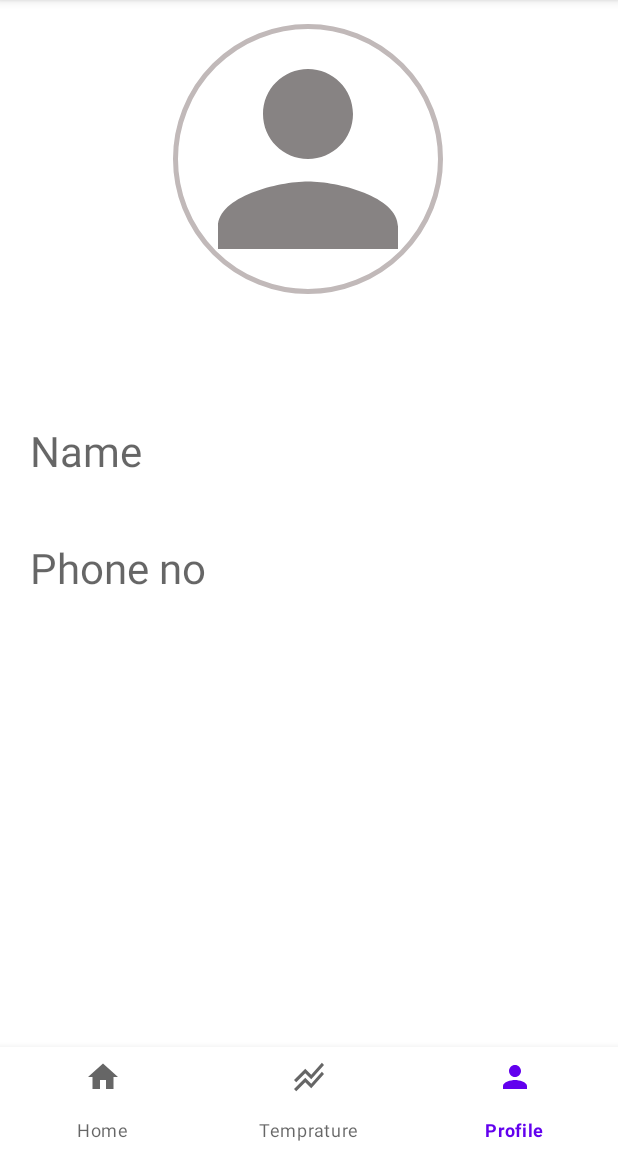
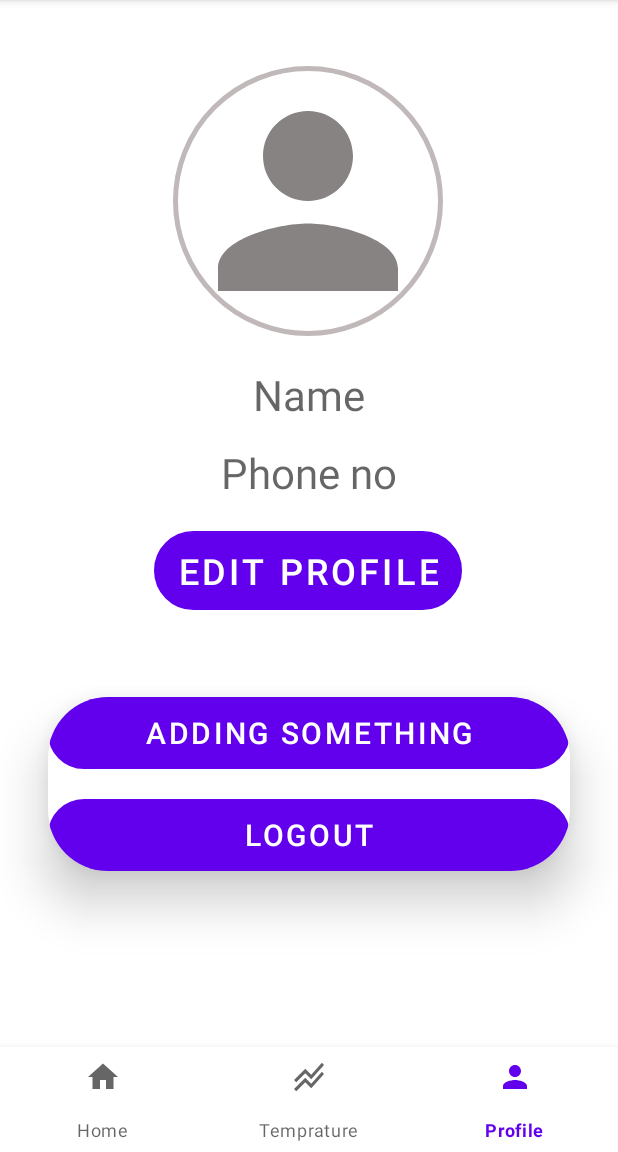
Before and after one commit to hiabhi-cpu/AKP-Foundries, an Android app: the ProfileActivity screen opened directly, with no data from a screen before it, on a phone screen of 412 x 824 dp, the part 84-1236 px from its top. Run offline under Robolectric (Android 15) with nearby library versions, the phone set to English and light mode, and no system bars; our stand-ins replace Firebase (no records; nobody signed in at launch, a user with empty details on screens opened directly); libraries missing offline, so code that uses them is left out: com.theartofdev.edmodo; pictures from the network do not load.

Commit message:
finished initial project

```diff
--- a/app/src/main/java/com/example/akpfoundaries/LoginActivity.java
+++ b/app/src/main/java/com/example/akpfoundaries/LoginActivity.java
@@ -85,18 +85,15 @@ public class LoginActivity extends AppCompatActivity {
                         return false;
                     }
                 });
-
         System.out.println("Setting content     ......................................................................................................................................");
         setContentView(R.layout.activity_login);
         if(getSupportActionBar() != null){
             getSupportActionBar().hide();
         }
-
         final EditText mobile = findViewById(R.id.login_mobile_number);
         final EditText password = findViewById(R.id.login_password);
         final TextView register = findViewById(R.id.login_register_now_btn);
         final Button login = findViewById(R.id.login_submit_btn);
-
         login.setOnClickListener(v -> {
             final String mobileTxt = mobile.getText().toString();
             final String passwordTxt = password.getText().toString();
@@ -107,7 +104,6 @@ public class LoginActivity extends AppCompatActivity {
                 checkUser(mobileTxt,passwordTxt);
             }
         });
-
         register.setOnClickListener(v -> {
             startActivity(new Intent(LoginActivity.this,RegisterActivity.class));
             finish();
@@ -139,7 +135,6 @@ public class LoginActivity extends AppCompatActivity {
                     Toast.makeText(LoginActivity.this, "user not registered", Toast.LENGTH_SHORT).show();
                 }
             }
-
             @Override
             public void onCancelled(@NonNull DatabaseError error) {
 
@@ -147,7 +142,6 @@ public class LoginActivity extends AppCompatActivity {
         });
 
     }
-
     public void dismiss(){
         new Handler().postDelayed(new Runnable() {
             @Override
--- a/app/src/main/java/com/example/akpfoundaries/ProfileActivity.java
+++ b/app/src/main/java/com/example/akpfoundaries/ProfileActivity.java
@@ -3,6 +3,7 @@ package com.example.akpfoundaries;
 import androidx.annotation.NonNull;
 import androidx.annotation.Nullable;
 import androidx.appcompat.app.AppCompatActivity;
+import androidx.fragment.app.Fragment;
 
 import android.content.ContentResolver;
 import android.content.Intent;
@@ -35,15 +36,8 @@ import com.google.firebase.storage.UploadTask;
 import com.theartofdev.edmodo.cropper.CropImage;
 
 public class ProfileActivity extends AppCompatActivity implements NavigationBarView.OnItemSelectedListener{
-
-    ImageView profileImageView;
-    TextView profileNameTextView;
-    TextView profilePhoneTextView;
-    ProgressBar profileProgressBar;
-
-    private Uri profileImageUri;
-
-    private String userMobile;
+    String profileImageUri1;
+    String userMobile;
 
     DatabaseReference databaseReference = FirebaseDatabase.getInstance().getReferenceFromUrl("https://akp-foundaries-default-rtdb.firebaseio.com/").child("users");
 
@@ -53,25 +47,15 @@ public class ProfileActivity extends AppCompatActivity implements NavigationBarV
     @Override
     protected void onCreate(Bundle savedInstanceState) {
         super.onCreate(savedInstanceState);
+        sharedPreferences = getSharedPreferences("AKPSharedPreferenceFile",MODE_PRIVATE);
+        userMobile = sharedPreferences.getString("LOGIN_NUMBER","");
+        loadProfileImageUri();
         setContentView(R.layout.activity_profile);
-
-        profileImageView = findViewById(R.id.profile_imageview);
-        addProfileImage();
         BottomNavigationView BottomNavigation = findViewById(R.id.bottom_navigation);
         BottomNavigation.setOnItemSelectedListener(this);
         BottomNavigation.setSelectedItemId(R.id.bottom_profile);
-        profileNameTextView = findViewById(R.id.profile_name_textview);
-        profilePhoneTextView = findViewById(R.id.profile_phone_textview);
-        profileProgressBar = findViewById(R.id.profile_progressBar);
-        profileProgressBar.setVisibility(View.INVISIBLE);
-        sharedPreferences = getSharedPreferences("AKPSharedPreferenceFile",MODE_PRIVATE);
-        userMobile = sharedPreferences.getString("LOGIN_NUMBER","");
-        addDataToProfile();
     }
 
-    public void onClickImage(View view) {
-        CropImage.activity().start(ProfileActivity.this);
-    }
 
     @Override
     public boolean onNavigationItemSelected(@NonNull MenuItem item) {
@@ -93,57 +77,31 @@ public class ProfileActivity extends AppCompatActivity implements NavigationBarV
     }
 
 
-    public void addProfileImage(){
-        profileImageView.setImageResource(R.drawable.profile_person_icon);
-        final String[] profileUri = new String[1];
+    public void loadProfileImageUri(){
         databaseReference.child(userMobile).addValueEventListener(new ValueEventListener() {
             @Override
             public void onDataChange(@NonNull DataSnapshot snapshot) {
                 if(snapshot.hasChild("profileImageUri")){
-                    profileUri[0] = snapshot.child("profileImageUri").getValue(String.class);
-                    Glide.with(getApplicationContext()).load(profileUri[0]).circleCrop().transition(DrawableTransitionOptions.withCrossFade()).into(profileImageView);
+                    profileImageUri1 = snapshot.child("profileImageUri").getValue(String.class);
+                    if(getSupportFragmentManager().findFragmentById(R.id.fragment_container) instanceof ProfileInfoFragment){
+                        ProfileInfoFragment fragment = (ProfileInfoFragment) getSupportFragmentManager().findFragmentById(R.id.fragment_container);
+                        Glide.with(getApplicationContext()).load(profileImageUri1).circleCrop().transition(DrawableTransitionOptions.withCrossFade()).into(fragment.profileImageView);
+                    }
+                    else{
+                        ProfileEditFragment fragment = (ProfileEditFragment) getSupportFragmentManager().findFragmentById(R.id.fragment_container);
+                        Glide.with(getApplicationContext()).load(profileImageUri1).circleCrop().transition(DrawableTransitionOptions.withCrossFade()).into(fragment.profileImageView);
+                    }
                 }
             }
+
+
+
             @Override
             public void onCancelled(@NonNull DatabaseError error) {
 
             }
         });
     }
-    private void addDataToProfile(){
-        profileNameTextView.setText(sharedPreferences.getString("name",""));
-        profilePhoneTextView.setText(userMobile);
-    }
-    @Override
-    protected void onActivityResult(int requestCode, int resultCode, @Nullable Intent data) {
-        super.onActivityResult(requestCode, resultCode, data);
-        if(requestCode==CropImage.CROP_IMAGE_ACTIVITY_REQUEST_CODE){
-            CropImage.ActivityResult result=CropImage.getActivityResult(data);
 
-            if(resultCode==RESULT_OK){
-                profileImageUri=result.getUri();
-                Glide.with(this).load(profileImageUri).circleCrop().into(profileImageView);
-                uploadToFirebase(profileImageUri);
-            }
-            else if(resultCode==CropImage.CROP_IMAGE_ACTIVITY_RESULT_ERROR_CODE){
-                Exception e=result.getError();
-                Toast.makeText(this, e.toString(), Toast.LENGTH_SHORT).show();
-            }
-        }
-    }
 
-    private void uploadToFirebase(Uri imageuri){
-        StorageReference ref = storageReference.child(userMobile);
-        ref.putFile(imageuri).addOnSuccessListener(taskSnapshot -> {
-            ref.getDownloadUrl().addOnSuccessListener(uri ->
-                    databaseReference.child("users").child(userMobile).child("profileImageUri").setValue(uri.toString()));
-                    Toast.makeText(this, "Profile Image updated sucessfully", Toast.LENGTH_SHORT).show();
-                    profileProgressBar.setVisibility(View.INVISIBLE);
-        }).addOnProgressListener(snapshot -> {
-            profileProgressBar.setVisibility(View.VISIBLE);
-        }).addOnFailureListener(e -> {
-            profileProgressBar.setVisibility(View.INVISIBLE);
-            Toast.makeText(this, "Profile Image updating failed", Toast.LENGTH_SHORT).show();
-        });
-    }
 }
--- /dev/null
+++ b/app/src/main/java/com/example/akpfoundaries/ProfileInfoFragment.java
@@ -0,0 +1,91 @@
+package com.example.akpfoundaries;
+
+import android.content.Intent;
+import android.content.SharedPreferences;
+import android.os.Bundle;
+
+import androidx.fragment.app.Fragment;
+
+import android.view.LayoutInflater;
+import android.view.View;
+import android.view.ViewGroup;
+import android.widget.Button;
+import android.widget.ImageView;
+import android.widget.TextView;
+
+import com.bumptech.glide.Glide;
+import com.bumptech.glide.load.resource.drawable.DrawableTransitionOptions;
+
+public class ProfileInfoFragment extends Fragment {
+
+    ImageView profileImageView;
+    TextView profileNameTextView;
+    TextView profilePhoneTextView;
+
+    Button editButton;
+    Button logout_Button;
+
+
+    ProfileActivity activity;
+
+    public ProfileInfoFragment() {
+        // Required empty public constructor
+    }
+
+    @Override
+    public void onCreate(Bundle savedInstanceState) {
+        super.onCreate(savedInstanceState);
+    }
+
+    @Override
+    public View onCreateView(LayoutInflater inflater, ViewGroup container,
+                             Bundle savedInstanceState) {
+        View view = inflater.inflate(R.layout.fragment_profile_info, container, false);
+
+        activity = (ProfileActivity) getActivity();
+
+        profileNameTextView = view.findViewById(R.id.profile_name_textview);
+        profilePhoneTextView = view.findViewById(R.id.profile_phone_textview);
+        profileImageView = view.findViewById(R.id.profile_imageview);
+        editButton = view.findViewById(R.id.edit_profile_button);
+        logout_Button = view.findViewById(R.id.logout_button);
+
+        // Inflate the layout for this fragment
+        addDataToProfile();
+        if(activity.profileImageUri1 == null){
+            profileImageView.setImageResource(R.drawable.profile_person_icon);
+        }
+        else {
+            Glide.with(activity.getApplicationContext()).load(activity.profileImageUri1).circleCrop().transition(DrawableTransitionOptions.withCrossFade()).into(profileImageView);
+        }
+
+        editButton.setOnClickListener(new View.OnClickListener() {
+            @Override
+            public void onClick(View view) {
+                getParentFragmentManager().beginTransaction()
+                        .replace(R.id.fragment_container,ProfileEditFragment.class,null)
+                        .setReorderingAllowed(true)
+                        .addToBackStack("BACK_STACK")
+                        .commit();
+            }
+        });
+
+        logout_Button.setOnClickListener(new View.OnClickListener() {
+            @Override
+            public void onClick(View view) {
+                SharedPreferences.Editor edit = activity.sharedPreferences.edit();
+                edit.clear();
+                edit.apply();
+                startActivity(new Intent(activity,LoginActivity.class));
+                activity.finish();
+            }
+        });
+        return view;
+    }
+
+    private void addDataToProfile(){
+        profileNameTextView.setText(activity.sharedPreferences.getString("name",""));
+        profilePhoneTextView.setText(activity.userMobile);
+    }
+
+}
--- /dev/null
+++ b/app/src/main/res/drawable/button_background.xml
@@ -0,0 +1,9 @@
+<?xml version="1.0" encoding="utf-8"?>
+<shape xmlns:android="http://schemas.android.com/apk/res/android"
+    android:shape="rectangle">
+    <stroke
+        android:width="2dp"
+        android:color="@color/white"/>
+    <corners
+        android:radius="100dp"/>
+</shape>
--- a/app/src/main/res/layout/activity_profile.xml
+++ b/app/src/main/res/layout/activity_profile.xml
@@ -6,47 +6,18 @@
     android:layout_height="match_parent"
     tools:context=".ProfileActivity">
 
-
-    <ImageView
-        android:id="@+id/profile_imageview"
-        android:layout_width="180dp"
-        android:layout_height="180dp"
-        android:layout_marginTop="16dp"
-        android:background="@drawable/background_shape"
-        android:src="@drawable/profile_person_icon"
-        android:onClick="onClickImage"
+    <androidx.fragment.app.FragmentContainerView
+        android:id="@+id/fragment_container"
+        android:name="com.example.akpfoundaries.ProfileInfoFragment"
+        android:layout_width="match_parent"
+        android:layout_height="match_parent"
+        android:layout_marginBottom="70dp"
+        app:layout_constraintBottom_toBottomOf="parent"
         app:layout_constraintEnd_toEndOf="parent"
-        app:layout_constraintHorizontal_bias="0.497"
+        app:layout_constraintHorizontal_bias="0.5"
         app:layout_constraintStart_toStartOf="parent"
-        app:layout_constraintTop_toTopOf="parent" />
-
-    <TextView
-        android:id="@+id/profile_name_textview"
-        android:layout_width="match_parent"
-        android:layout_height="wrap_content"
-        android:layout_marginLeft="20dp"
-        android:layout_marginTop="20dp"
-        android:layout_marginRight="20dp"
-        android:hint="Name"
-        android:textSize="28sp"
-        android:textStyle="normal"
-        app:layout_constraintEnd_toEndOf="parent"
-        app:layout_constraintStart_toStartOf="parent"
-        app:layout_constraintTop_toBottomOf="@+id/profile_progressBar" />
-
-    <TextView
-        android:id="@+id/profile_phone_textview"
-        android:layout_width="match_parent"
-        android:layout_height="wrap_content"
-        android:layout_marginLeft="20dp"
-        android:layout_marginTop="40dp"
-        android:layout_marginRight="20dp"
-        android:hint="Phone no"
-        android:textSize="28sp"
-        app:layout_constraintEnd_toEndOf="parent"
-        app:layout_constraintHorizontal_bias="1.0"
-        app:layout_constraintStart_toStartOf="parent"
-        app:layout_constraintTop_toBottomOf="@+id/profile_name_textview" />
+        app:layout_constraintTop_toTopOf="parent"
+        app:layout_constraintVertical_bias="0.5" />
 
     <com.google.android.material.bottomnavigation.BottomNavigationView
         android:id="@+id/bottom_navigation"
@@ -58,16 +29,5 @@
         app:layout_constraintStart_toStartOf="parent"
         app:menu="@menu/bottom_navigation_menu" />
 
-    <ProgressBar
-        android:id="@+id/profile_progressBar"
-        style="?android:attr/progressBarStyle"
-        android:layout_width="wrap_content"
-        android:layout_height="wrap_content"
-        android:layout_marginTop="17dp"
-        app:layout_constraintEnd_toEndOf="parent"
-        app:layout_constraintHorizontal_bias="0.5"
-        app:layout_constraintStart_toStartOf="parent"
-        app:layout_constraintTop_toBottomOf="@+id/profile_imageview" />
-
 
 </androidx.constraintlayout.widget.ConstraintLayout>
--- /dev/null
+++ b/app/src/main/res/layout/fragment_profile_info.xml
@@ -0,0 +1,102 @@
+<?xml version="1.0" encoding="utf-8"?>
+<androidx.constraintlayout.widget.ConstraintLayout xmlns:android="http://schemas.android.com/apk/res/android"
+    xmlns:app="http://schemas.android.com/apk/res-auto"
+    xmlns:tools="http://schemas.android.com/tools"
+    android:layout_width="match_parent"
+    android:layout_height="match_parent"
+    tools:context=".ProfileInfoFragment">
+
+    <ImageView
+        android:id="@+id/profile_imageview"
+        android:layout_width="180dp"
+        android:layout_height="180dp"
+        android:layout_marginTop="44dp"
+        android:background="@drawable/background_shape"
+        android:src="@drawable/profile_person_icon"
+        app:layout_constraintEnd_toEndOf="parent"
+        app:layout_constraintHorizontal_bias="0.497"
+        app:layout_constraintStart_toStartOf="parent"
+        app:layout_constraintTop_toTopOf="parent" />
+
+    <TextView
+        android:id="@+id/profile_name_textview"
+        android:layout_width="match_parent"
+        android:layout_height="wrap_content"
+        android:layout_marginTop="20dp"
+        android:gravity="center"
+        android:hint="Name"
+        android:textSize="28sp"
+        android:textStyle="normal"
+        app:layout_constraintEnd_toEndOf="parent"
+        app:layout_constraintHorizontal_bias="0.0"
+        app:layout_constraintStart_toStartOf="parent"
+        app:layout_constraintTop_toBottomOf="@+id/profile_imageview" />
+
+    <TextView
+        android:id="@+id/profile_phone_textview"
+        android:layout_width="match_parent"
+        android:layout_height="wrap_content"
+        android:layout_marginTop="14dp"
+        android:gravity="center"
+        android:hint="Phone no"
+        android:textSize="28sp"
+        app:layout_constraintEnd_toEndOf="parent"
+        app:layout_constraintHorizontal_bias="0.5"
+        app:layout_constraintStart_toStartOf="parent"
+        app:layout_constraintTop_toBottomOf="@+id/profile_name_textview" />
+
+    <Button
+        android:id="@+id/edit_profile_button"
+        android:layout_width="wrap_content"
+        android:layout_height="wrap_content"
+        android:layout_marginTop="20dp"
+        android:background="@drawable/button_background"
+        android:text="Edit Profile"
+        android:textSize="24sp"
+        app:layout_constraintEnd_toEndOf="parent"
+        app:layout_constraintHorizontal_bias="0.497"
+        app:layout_constraintStart_toStartOf="parent"
+        app:layout_constraintTop_toBottomOf="@+id/profile_phone_textview" />
+
+    <androidx.cardview.widget.CardView
+        android:layout_width="match_parent"
+        android:layout_height="wrap_content"
+        android:layout_marginTop="16dp"
+        app:cardBackgroundColor="@color/white"
+        app:cardCornerRadius="40dp"
+        app:cardElevation="20dp"
+        app:cardMaxElevation="12dp"
+        app:cardPreventCornerOverlap="true"
+        app:cardUseCompatPadding="true"
+        app:layout_constraintEnd_toEndOf="parent"
+        app:layout_constraintHorizontal_bias="0.0"
+        app:layout_constraintStart_toStartOf="parent"
+        app:layout_constraintTop_toBottomOf="@+id/edit_profile_button" >
+
+        <LinearLayout
+            android:layout_width="match_parent"
+            android:layout_height="match_parent"
+            android:orientation="vertical"
+            >
+            <Button
+                android:layout_width="match_parent"
+                android:layout_height="wrap_content"
+                android:text="adding something"
+                android:textSize="20sp"
+                android:background="@drawable/button_background"
+                />
+
+            <Button
+                android:id="@+id/logout_button"
+                android:layout_width="match_parent"
+                android:layout_height="wrap_content"
+                android:textSize="20sp"
+                android:layout_marginTop="20dp"
+                android:text="logout"
+                android:background="@drawable/button_background"
+                />
+        </LinearLayout>
+    </androidx.cardview.widget.CardView>
+
+
+</androidx.constraintlayout.widget.ConstraintLayout>
--- a/app/src/main/res/values/strings.xml
+++ b/app/src/main/res/values/strings.xml
@@ -1,4 +1,6 @@
 <resources>
     <string name="app_name">Akp foundaries</string>
+    <!-- TODO: Remove or change this placeholder text -->
+    <string name="hello_blank_fragment">Hello blank fragment</string>
 
 </resources>
```
Also changed, not shown: app/src/main/java/com/example/akpfoundaries/HomeActivity.java (+0 -23 lines), app/src/main/java/com/example/akpfoundaries/ProfileEditFragment.java (added, +142 -0 lines), app/src/main/res/layout/fragment_profile_edit.xml (added, +78 -0 lines), app/src/main/res/menu/home_settings.xml (deleted, +0 -8 lines).
